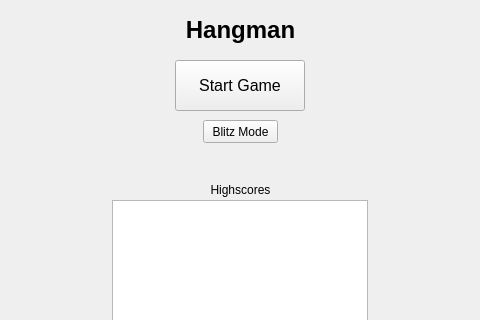
Cody-Rockwell/Hangman, file titlescreen.ui: the form before one commit; both pictures show x 156 to 636 and y 0 to 320 of the 800 by 600 pixel window.
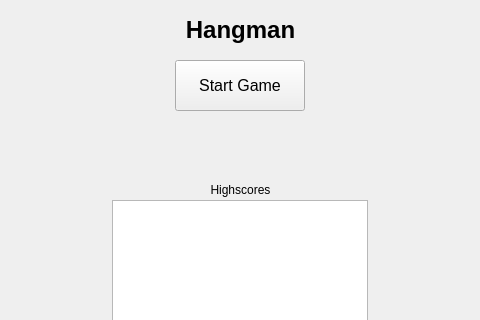
The form after the commit.

What changed in the file:
```diff
--- a/titlescreen.ui
+++ b/titlescreen.ui
@@ -165,19 +165,6 @@
        <bool>true</bool>
       </property>
      </widget>
-     <widget class="QPushButton" name="pbtBlitz">
-      <property name="geometry">
-       <rect>
-        <x>359</x>
-        <y>120</y>
-        <width>75</width>
-        <height>23</height>
-       </rect>
-      </property>
-      <property name="text">
-       <string>Blitz Mode</string>
-      </property>
-     </widget>
     </widget>
    </widget>
   </widget>
```
